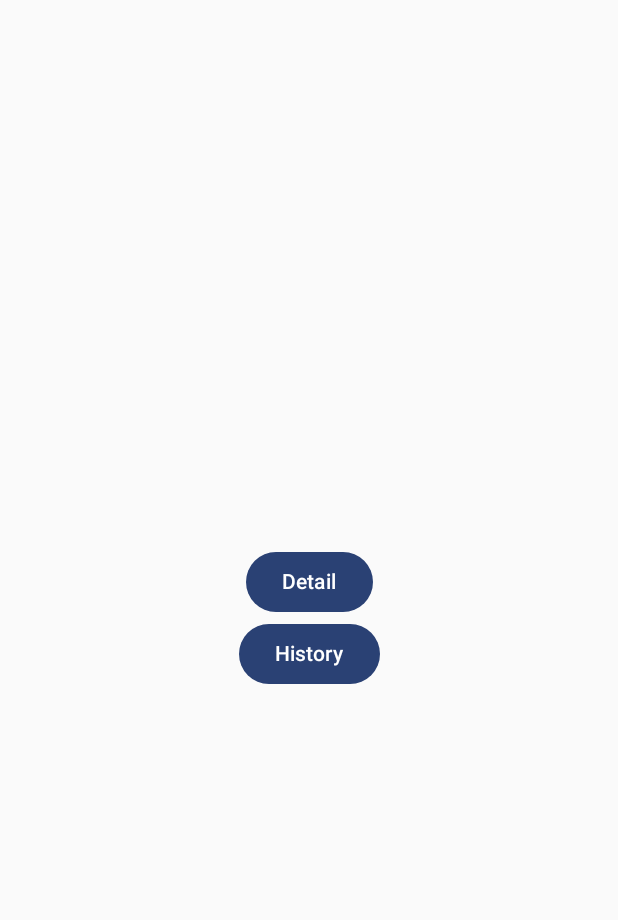
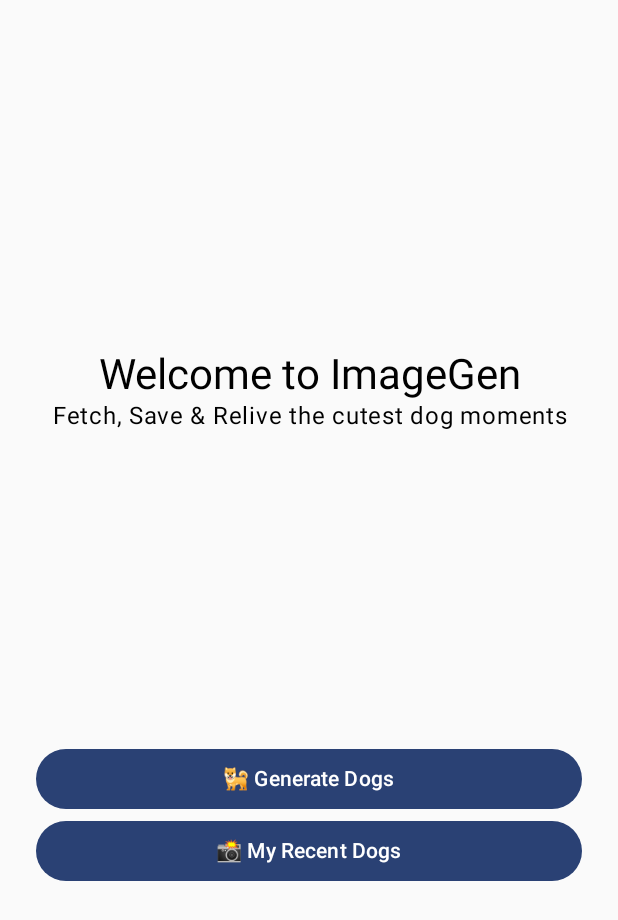
Before and after one commit to siddhardh-7/ImageGen, an Android app built with Jetpack Compose: the screen it shows after launch (MainActivity), on a phone screen of 412 x 824 dp. Shown: the top 920 px of the screen. Run offline under Robolectric (Android 15) with nearby library versions, the phone set to English and light mode, and no system bars; our stand-ins replace Dagger/Hilt's generated code.

Commit message:
Generate Screen

```diff
--- a/app/src/main/AndroidManifest.xml
+++ b/app/src/main/AndroidManifest.xml
@@ -1,6 +1,8 @@
 <?xml version="1.0" encoding="utf-8"?>
 <manifest xmlns:android="http://schemas.android.com/apk/res/android"
     xmlns:tools="http://schemas.android.com/tools">
+
+    <uses-permission android:name="android.permission.INTERNET"/>
 
     <application
         android:allowBackup="true"
@@ -11,6 +13,7 @@
         android:roundIcon="@mipmap/ic_launcher_round"
         android:supportsRtl="true"
         android:theme="@style/Theme.ImageGen"
+        android:name=".MyApplication"
         tools:targetApi="31">
         <activity
             android:name=".MainActivity"
--- a/app/src/main/java/com/example/imagegen/MainActivity.kt
+++ b/app/src/main/java/com/example/imagegen/MainActivity.kt
@@ -5,7 +5,9 @@ import androidx.activity.ComponentActivity
 import androidx.activity.compose.setContent
 import androidx.activity.enableEdgeToEdge
 import com.example.imagegen.ui.theme.ImageGenTheme
+import dagger.hilt.android.AndroidEntryPoint
 
+@AndroidEntryPoint
 class MainActivity : ComponentActivity() {
     override fun onCreate(savedInstanceState: Bundle?) {
         super.onCreate(savedInstanceState)
--- /dev/null
+++ b/app/src/main/java/com/example/imagegen/MyApplication.kt
@@ -0,0 +1,9 @@
+package com.example.imagegen
+
+import android.app.Application
+import dagger.hilt.android.HiltAndroidApp
+
+@HiltAndroidApp
+class MyApplication : Application(){
+
+}
--- /dev/null
+++ b/app/src/main/java/com/example/imagegen/network/models/GenerateDogData.kt
@@ -0,0 +1,6 @@
+package com.example.imagegen.network.models
+
+data class GenerateDogData(
+    val message: String,
+    val status: String,
+)
--- a/app/src/main/java/com/example/imagegen/screens/MainScreen.kt
+++ /dev/null
@@ -1,37 +0,0 @@
-package com.example.imagegen.screens
-
-import androidx.compose.foundation.layout.Arrangement
-import androidx.compose.foundation.layout.Column
-import androidx.compose.foundation.layout.fillMaxSize
-import androidx.compose.material3.Button
-import androidx.compose.material3.Text
-import androidx.compose.runtime.Composable
-import androidx.compose.ui.Alignment
-import androidx.compose.ui.Modifier
-
-@Composable
-fun MainScreen(
-    toDetailsScreen : () -> Unit,
-    toHistoryScreen : () -> Unit,
-){
-    Column(
-        modifier = Modifier.fillMaxSize(),
-        verticalArrangement = Arrangement.Center,
-        horizontalAlignment = Alignment.CenterHorizontally
-    ) {
-        Button(
-            onClick = {
-                toDetailsScreen()
-            }
-        ) {
-            Text("Detail")
-        }
-        Button(
-            onClick = {
-                toHistoryScreen()
-            }
-        ) {
-            Text("History")
-        }
-    }
-}
--- /dev/null
+++ b/app/src/main/java/com/example/imagegen/screens/main/MainScreen.kt
@@ -0,0 +1,60 @@
+package com.example.imagegen.screens.main
+
+import androidx.compose.foundation.layout.Arrangement
+import androidx.compose.foundation.layout.Column
+import androidx.compose.foundation.layout.Spacer
+import androidx.compose.foundation.layout.fillMaxSize
+import androidx.compose.foundation.layout.fillMaxWidth
+import androidx.compose.foundation.layout.padding
+import androidx.compose.material3.Button
+import androidx.compose.material3.MaterialTheme
+import androidx.compose.material3.Text
+import androidx.compose.runtime.Composable
+import androidx.compose.ui.Alignment
+import androidx.compose.ui.Modifier
+import androidx.compose.ui.text.style.TextAlign
+import androidx.compose.ui.unit.dp
+
+@Composable
+fun MainScreen(
+    toDetailsScreen : () -> Unit,
+    toHistoryScreen : () -> Unit,
+){
+    Column(
+        modifier = Modifier.fillMaxSize().padding(24.dp),
+        verticalArrangement = Arrangement.Center,
+        horizontalAlignment = Alignment.CenterHorizontally
+    ) {
+        Spacer(modifier = Modifier.weight(1f))
+        Text(
+            "Welcome to ImageGen",
+            style = MaterialTheme.typography.headlineMedium,
+            modifier = Modifier.fillMaxWidth(),
+            textAlign = TextAlign.Center
+        )
+        Text(
+            "Fetch, Save & Relive the cutest dog moments",
+            style = MaterialTheme.typography.bodyLarge,
+            modifier = Modifier.fillMaxWidth(),
+            textAlign = TextAlign.Center
+        )
+        Spacer(modifier = Modifier.weight(1f))
+        Button(
+            modifier = Modifier.fillMaxWidth(),
+            onClick = {
+                toDetailsScreen()
+            }
+        ) {
+            Text("\uD83D\uDC15 Generate Dogs")
+        }
+        Button(
+            modifier = Modifier.fillMaxWidth(),
+            onClick = {
+                toHistoryScreen()
+            }
+        ) {
+            Text("\uD83D\uDCF8 My Recent Dogs")
+        }
+        Spacer(modifier = Modifier.weight(1f))
+    }
+}
--- a/build.gradle.kts
+++ b/build.gradle.kts
@@ -3,4 +3,6 @@ plugins {
     alias(libs.plugins.android.application) apply false
     alias(libs.plugins.kotlin.android) apply false
     alias(libs.plugins.kotlin.compose) apply false
+
+    id("com.google.dagger.hilt.android") version "2.51.1" apply false
 }
```
Also changed, not shown: app/build.gradle.kts (+15 -0 lines), app/src/main/java/com/example/imagegen/AppNavHost.kt (+13 -9 lines), app/src/main/java/com/example/imagegen/network/ApiService.kt (added, +9 -0 lines), app/src/main/java/com/example/imagegen/network/NetworkModule.kt (added, +37 -0 lines), app/src/main/java/com/example/imagegen/screens/DetailScreen.kt (deleted, +0 -11 lines), app/src/main/java/com/example/imagegen/screens/HistoryScreen.kt (deleted, +0 -11 lines), app/src/main/java/com/example/imagegen/screens/detail/DetailScreen.kt (added, +122 -0 lines), app/src/main/java/com/example/imagegen/screens/detail/DetailViewModel.kt (added, +33 -0 lines), app/src/main/java/com/example/imagegen/screens/history/HistoryScreen.kt (added, +65 -0 lines), app/src/main/res/drawable/placeholder.xml (added, +13 -0 lines), gradle/libs.versions.toml (+14 -0 lines).
